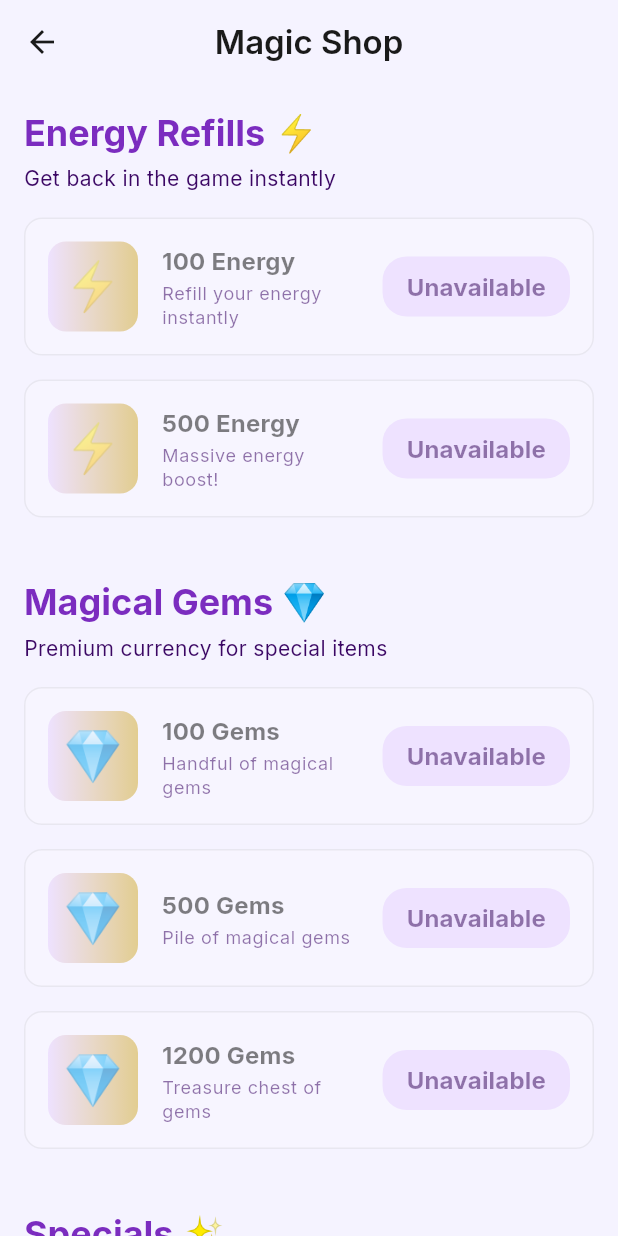
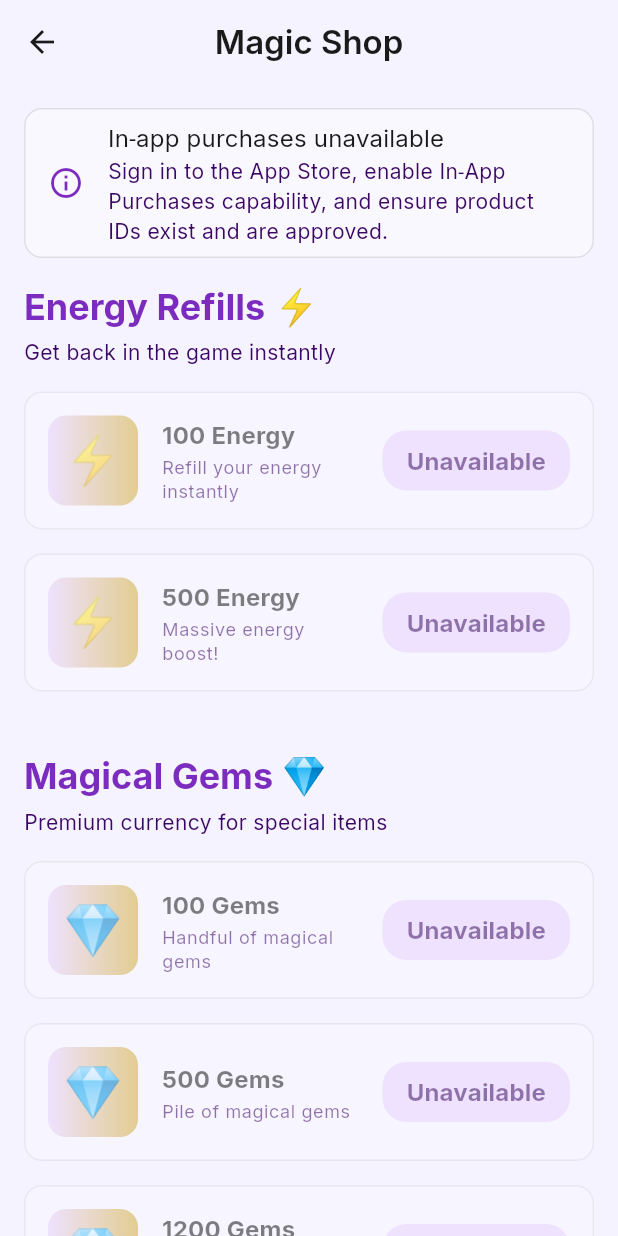
Before and after one commit to cleanspacedev/mergeworks, a Flutter app: the ShopScreen screen opened by its route, on a phone screen of 412 x 824 dp. Run offline on Flutter 3.47's test engine with Material 3 defaults, Android fonts, the phone set to English and light mode, and no system bars; our stand-ins replace audioplayers, cloud_firestore, cloud_functions, confetti, firebase_auth, firebase_core and 5 more; missing offline and left inert: games_services; accounts and stored records are empty; network calls fail.

```diff
--- a/lib/screens/shop_screen.dart
+++ b/lib/screens/shop_screen.dart
@@ -34,6 +34,15 @@ class ShopScreen extends StatelessWidget {
           return ListView(
             padding: AppSpacing.paddingMd,
             children: [
+              if (!shopService.iapAvailable)
+                Card(
+                  margin: const EdgeInsets.only(bottom: AppSpacing.md),
+                  child: ListTile(
+                    leading: Icon(Icons.info_outline, color: Theme.of(context).colorScheme.primary),
+                    title: const Text('In‑app purchases unavailable'),
+                    subtitle: const Text('Sign in to the App Store, enable In‑App Purchases capability, and ensure product IDs exist and are approved.'),
+                  ),
+                ),
               _buildSection(
                 context,
                 'Energy Refills ⚡',
--- a/lib/services/shop_service.dart
+++ b/lib/services/shop_service.dart
@@ -29,16 +29,20 @@ class ShopService extends ChangeNotifier {
     // In Dreamflow preview (web), native IAP is unavailable; we simulate.
     if (kIsWeb) {
       _iapAvailable = false;
+      debugPrint('IAP: running on web, using simulation mode');
       notifyListeners();
       return;
     }
     try {
       _iapAvailable = await _iap.isAvailable();
+      debugPrint('IAP: isAvailable() -> $_iapAvailable');
       if (_iapAvailable) {
         await _loadProducts();
         _purchaseSub ??= _iap.purchaseStream.listen(_onPurchaseUpdates, onError: (e) {
           debugPrint('IAP purchase stream error: $e');
         });
+      } else {
+        debugPrint('IAP: Store not available (device not signed to App Store/Play or capability missing)');
       }
     } catch (e) {
       debugPrint('IAP initialize failed: $e');
@@ -51,16 +55,20 @@ class ShopService extends ChangeNotifier {
   Future<void> _loadProducts() async {
     try {
       final ids = _storeIds.values.toSet();
+      debugPrint('IAP: querying product details for: ' + ids.join(', '));
       final response = await _iap.queryProductDetails(ids);
       if (response.error != null) {
         debugPrint('IAP query error: ${response.error}');
       }
       _productDetailsByItemId.clear();
       final byId = {for (final p in response.productDetails) p.id: p};
+      debugPrint('IAP: received ${response.productDetails.length} products: ' + byId.keys.join(', '));
       for (final entry in _storeIds.entries) {
         final pd = byId[entry.value];
         if (pd != null) {
           _productDetailsByItemId[entry.key] = pd;
+        } else {
+          debugPrint('IAP: missing product for itemId=${entry.key} storeId=${entry.value}');
         }
       }
       // Update listeners so the UI can enable/disable purchase buttons accordingly
--- a/pubspec.yaml
+++ b/pubspec.yaml
@@ -1,7 +1,7 @@
 name: mergeworks
 description: "Merge magical items and unravel enchanting progression chains in this captivating puzzle game, blending strategic merges with delightful discoveries in a vibrant fantasy world."
 publish_to: "none"
-version: 1.0.0+6
+version: 1.0.0+7
 
 environment:
   sdk: ^3.8.1
```
Also changed, not shown: lib/screens/settings_screen.dart (+14 -0 lines), lib/services/audio_service.dart (+8 -8 lines), lib/services/game_platform_service.dart (+30 -0 lines), 1 other file.
